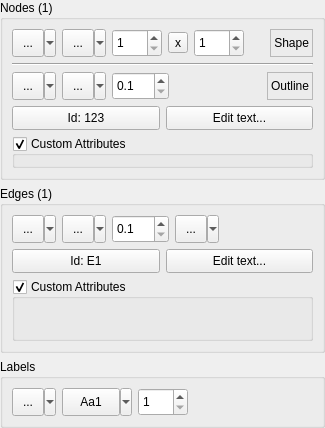
Old version of the form dpse2/src/commonui/CNodeEdgePropertiesUI.ui in the repository ArsMasiuk/DPSE.
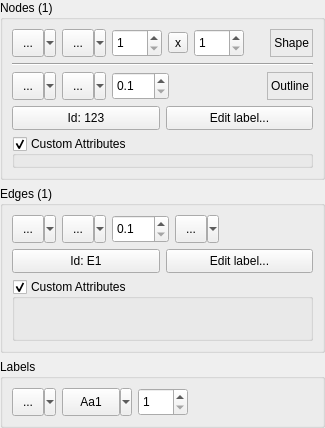
New version of the form. Custom widgets are drawn as their Qt base class.

Diff of the .ui file:
```diff
--- a/dpse2/src/commonui/CNodeEdgePropertiesUI.ui
+++ b/dpse2/src/commonui/CNodeEdgePropertiesUI.ui
@@ -380,7 +380,7 @@
            </size>
           </property>
           <property name="text">
-           <string>Edit text...</string>
+           <string>Edit label...</string>
           </property>
          </widget>
         </item>
@@ -611,7 +611,7 @@
            </size>
           </property>
           <property name="text">
-           <string>Edit text...</string>
+           <string>Edit label...</string>
           </property>
          </widget>
         </item>
```
